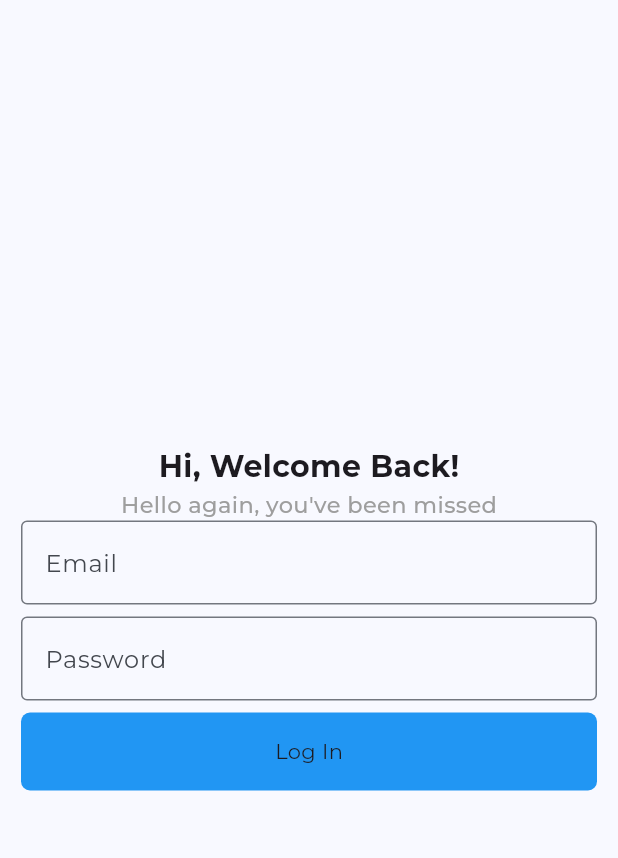
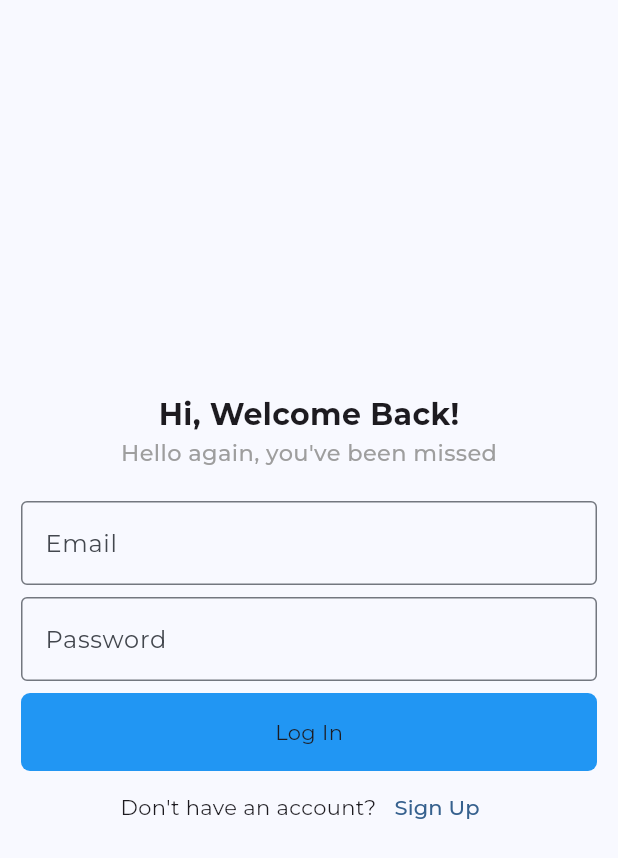
Before and after one commit to adogbeji/FlutterChatApp, a Flutter app: the screen it shows after launch, on a phone screen of 412 x 824 dp. Shown: the top 858 px of the screen. Run offline on Flutter 3.47's test engine with Material 3 defaults, Android fonts, the phone set to English and light mode, and no system bars; our stand-ins replace firebase_core, google_fonts; accounts and stored records are empty; generated files the repository leaves out were written again.

Commit message:
Add register prompt text to login screen

```diff
--- a/lib/views/screens/auth/login_screen.dart
+++ b/lib/views/screens/auth/login_screen.dart
@@ -36,6 +36,8 @@ class _LoginScreenState extends State<LoginScreen> {
                   ),
                 ),
 
+                const SizedBox(height: 22,),
+
                 // EMAIL INPUT FIELD
                 const CustomFormField(
                   labelText: 'Email',
@@ -64,6 +66,17 @@ class _LoginScreenState extends State<LoginScreen> {
                     child: Text('Log In'),
                   ),
                 ),
+
+                Row(
+                  mainAxisAlignment: MainAxisAlignment.center,
+                  children: [
+                    const Text('Don\'t have an account?'),
+                    TextButton(
+                      onPressed: () {},
+                      child: const Text('Sign Up'),
+                    ),
+                  ],
+                ),
               ],
             ),
           ),
```
